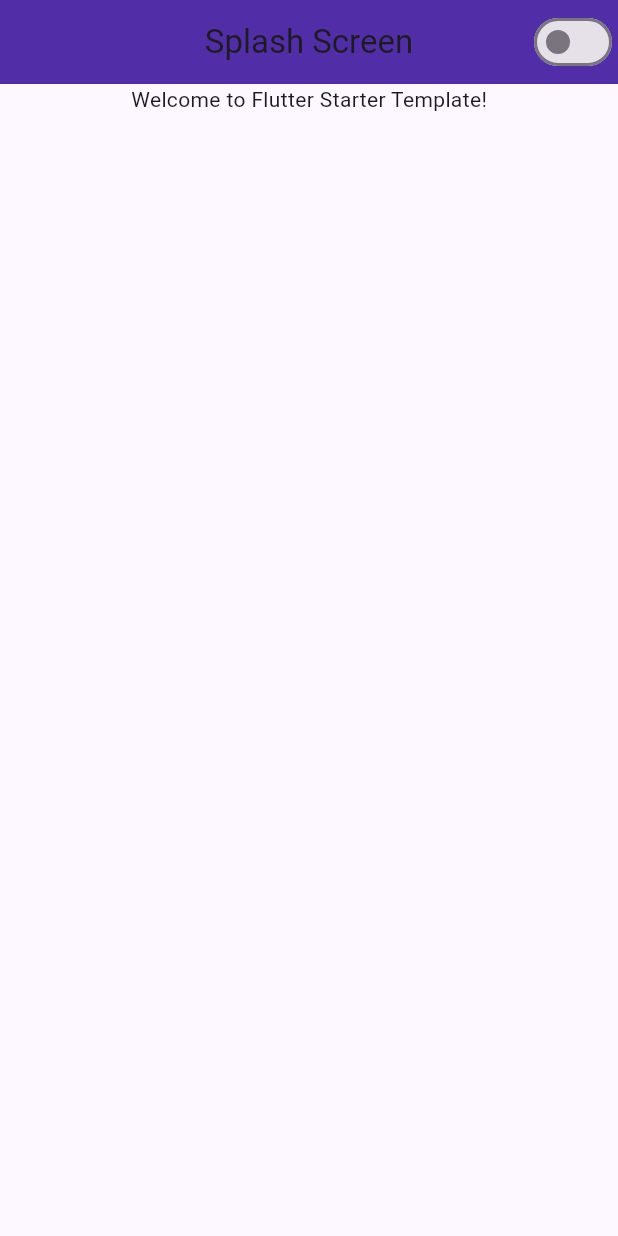
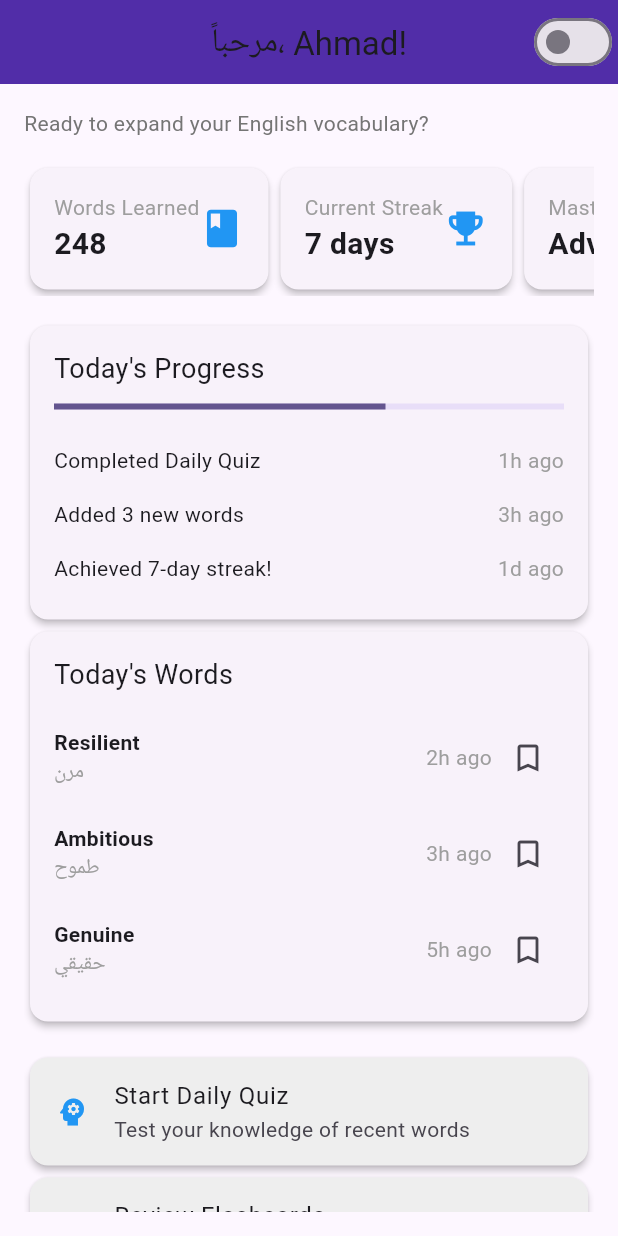
Before and after one commit to naeimDz/folder_notes, a Flutter app: the screen it shows after launch, on a phone screen of 412 x 824 dp. Run offline on Flutter 3.47's test engine with Material 3 defaults, Android fonts, the light colour scheme and no system bars; our stand-ins replace easy_localization, shared_preferences.

Commit message:
home_screen_ui

```diff
--- a/analysis_options.yaml
+++ b/analysis_options.yaml
@@ -7,6 +7,9 @@
 
 # The following line activates a set of recommended lints for Flutter apps,
 # packages, and plugins designed to encourage good coding practices.
+analyzer:
+  errors:
+    library_private_types_in_public_api: ignore
 include: package:flutter_lints/flutter.yaml
 
 linter:
--- a/lib/core/routes/routes.dart
+++ b/lib/core/routes/routes.dart
@@ -12,10 +12,9 @@ class AppRoutes {
     switch (settings.name) {
       case initial:
         return MaterialPageRoute(
-            builder: (_) => const HomeScreen(title: 'Splash Screen'));
+            builder: (_) => HomeScreen(title: 'مرحباً، Ahmad!'));
       case home:
-        return MaterialPageRoute(
-            builder: (_) => const HomeScreen(title: 'Home Screen'));
+        return MaterialPageRoute(builder: (_) => HomeScreen(title: 'مرحباً،'));
 
       default:
         return MaterialPageRoute(
--- a/lib/screen/home_screen.dart
+++ b/lib/screen/home_screen.dart
@@ -4,7 +4,20 @@ import 'package:provider/provider.dart';
 
 class HomeScreen extends StatelessWidget {
   final String title;
-  const HomeScreen({super.key, required this.title});
+  HomeScreen({super.key, required this.title});
+
+  final int progress = 65;
+  final List<Map<String, String>> todaysWords = [
+    {"word": "Resilient", "translation": "مرن", "timeAdded": "2h ago"},
+    {"word": "Ambitious", "translation": "طموح", "timeAdded": "3h ago"},
+    {"word": "Genuine", "translation": "حقيقي", "timeAdded": "5h ago"}
+  ];
+
+  final List<Map<String, String>> recentActivity = [
+    {"action": "Completed Daily Quiz", "time": "1h ago"},
+    {"action": "Added 3 new words", "time": "3h ago"},
+    {"action": "Achieved 7-day streak!", "time": "1d ago"}
+  ];
 
   @override
   Widget build(BuildContext context) {
@@ -24,9 +37,162 @@ class HomeScreen extends StatelessWidget {
           ),
         ],
       ),
-      body: Center(
-          child:
-              Column(children: [Text('Welcome to Flutter Starter Template!')])),
+      body: Padding(
+        padding: const EdgeInsets.all(16.0),
+        child: SingleChildScrollView(
+          // Wrap entire body in SingleChildScrollView
+          child: Column(
+            crossAxisAlignment: CrossAxisAlignment.start,
+            children: [
+              Text(
+                "Ready to expand your English vocabulary?",
+                style: TextStyle(color: Colors.grey[600]),
+              ),
+              SizedBox(height: 16),
+
+              // Stats Overview (Horizontal Scrollable)
+              SingleChildScrollView(
+                scrollDirection: Axis.horizontal,
+                child: Row(
+                  children: [
+                    _buildStatCard("Words Learned", "248", Icons.book),
+                    _buildStatCard(
+                        "Current Streak", "7 days", Icons.emoji_events),
+                    _buildStatCard(
+                        "Mastery Level", "Advanced", Icons.psychology),
+                  ],
+                ),
+              ),
+              SizedBox(height: 16),
+
+              // Main Content
+              _buildProgressCard(),
+              _buildWordsCard(),
+              SizedBox(height: 16),
+
+              // Quick Actions
+              _buildAlertCard(Icons.psychology, "Start Daily Quiz",
+                  "Test your knowledge of recent words"),
+              _buildAlertCard(Icons.book, "Review Flashcards",
+                  "Practice with your saved words"),
+              _buildAlertCard(Icons.emoji_events, "View Progress",
+                  "Check your learning statistics"),
+            ],
+          ),
+        ),
+      ),
+    );
+  }
+
+  Widget _buildStatCard(String title, String value, IconData icon) {
+    return Card(
+      child: Padding(
+        padding: const EdgeInsets.all(16.0),
+        child: Row(
+          mainAxisAlignment: MainAxisAlignment.spaceBetween,
+          children: [
+            Column(
+              crossAxisAlignment: CrossAxisAlignment.start,
+              children: [
+                Text(title, style: TextStyle(color: Colors.grey[500])),
+                Text(value,
+                    style:
+                        TextStyle(fontSize: 20, fontWeight: FontWeight.bold)),
+              ],
+            ),
+            Icon(icon, color: Colors.blue, size: 30),
+          ],
+        ),
+      ),
+    );
+  }
+
+  Widget _buildProgressCard() {
+    return Card(
+      child: Padding(
+        padding: const EdgeInsets.all(16.0),
+        child: Column(
+          crossAxisAlignment: CrossAxisAlignment.start,
+          children: [
+            Text("Today's Progress", style: TextStyle(fontSize: 18)),
+            SizedBox(height: 10),
+            LinearProgressIndicator(value: progress / 100),
+            SizedBox(height: 16),
+            Column(
+              children: recentActivity.map((activity) {
+                return Padding(
+                  padding: const EdgeInsets.symmetric(vertical: 8.0),
+                  child: Row(
+                    mainAxisAlignment: MainAxisAlignment.spaceBetween,
+                    children: [
+                      Text(activity["action"]!, style: TextStyle(fontSize: 14)),
+                      Text(activity["time"]!,
+                          style: TextStyle(color: Colors.grey)),
+                    ],
+                  ),
+                );
+              }).toList(),
+            ),
+          ],
+        ),
+      ),
+    );
+  }
+
+  Widget _buildWordsCard() {
+    return Card(
+      child: Padding(
+        padding: const EdgeInsets.all(16.0),
+        child: Column(
+          crossAxisAlignment: CrossAxisAlignment.start,
+          children: [
+            Text("Today's Words", style: TextStyle(fontSize: 18)),
+            SizedBox(height: 10),
+            Column(
+              children: todaysWords.map((word) {
+                return Padding(
+                  padding: const EdgeInsets.symmetric(vertical: 8.0),
+                  child: Row(
+                    mainAxisAlignment: MainAxisAlignment.spaceBetween,
+                    children: [
+                      Column(
+                        crossAxisAlignment: CrossAxisAlignment.start,
+                        children: [
+                          Text(word["word"]!,
+                              style: TextStyle(fontWeight: FontWeight.bold)),
+                          Text(word["translation"]!,
+                              style: TextStyle(color: Colors.grey)),
+                        ],
+                      ),
+                      Row(
+                        children: [
+                          Text(word["timeAdded"]!,
+                              style: TextStyle(color: Colors.grey)),
+                          IconButton(
+                            onPressed: () {},
+                            icon: Icon(Icons.bookmark_border),
+                          ),
+                        ],
+                      ),
+                    ],
+                  ),
+                );
+              }).toList(),
+            ),
+          ],
+        ),
+      ),
+    );
+  }
+
+  Widget _buildAlertCard(IconData icon, String title, String description) {
+    return Card(
+      color: Colors.grey[200],
+      child: ListTile(
+        leading: Icon(icon, color: Colors.blue),
+        title: Text(title),
+        subtitle: Text(description),
+      ),
     );
   }
 }
```
